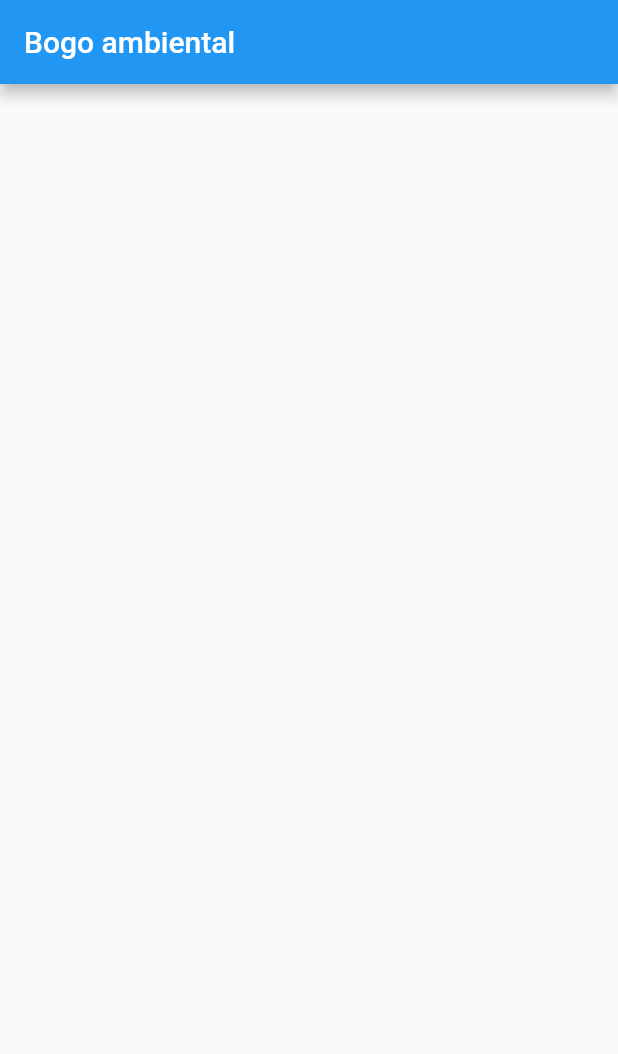
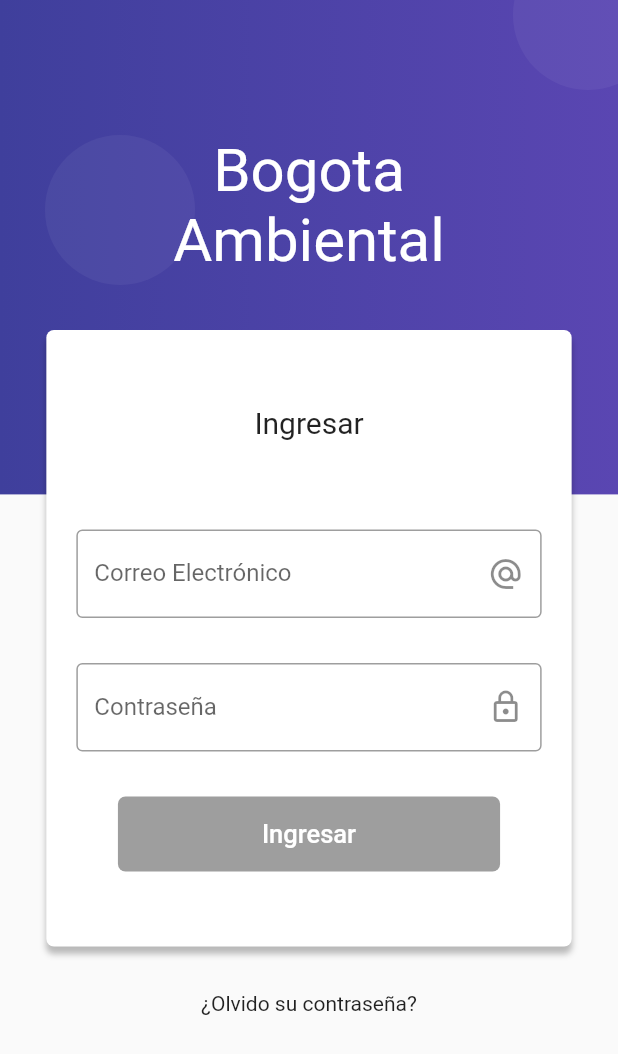
Before and after one commit to juannicolasvargas/bogo_ambiental_app_movil, a Flutter app: the screen it shows after launch, on a phone screen of 412 x 824 dp. Shown: the top 1054 px of the screen. Run offline on Flutter 3.47's test engine with Material 2 defaults, Android fonts, the phone set to English and light mode, and no system bars; our stand-ins replace rxdart.

Commit message:
create form login with validations

```diff
--- a/lib/main.dart
+++ b/lib/main.dart
@@ -1,21 +1,24 @@
+import 'package:bogo_ambiental_app_movil/src/blocs/provider.dart';
 import 'package:flutter/material.dart';
 
-import 'package:bogo_ambiental_app_movil/routes/routes.dart';
+import 'package:bogo_ambiental_app_movil/src/routes/routes.dart';
 
 void main() => runApp(MyApp());
 
 class MyApp extends StatelessWidget {
   @override
   Widget build(BuildContext context) {
-    return MaterialApp(
+    return Provider(
+      child: MaterialApp(
         debugShowCheckedModeBanner: false,
-      title: 'Flutter Demo',
+        title: 'Bogota ambiental',
         theme: ThemeData(
           primarySwatch: Colors.blue,
         ),
         routes: getRoutes(),
         initialRoute: 'login'
         // home: MyHomePage(title: 'Flutter Demo Home Page'),
+      )
     );
   }
 }
--- /dev/null
+++ b/lib/src/blocs/login_bloc.dart
@@ -0,0 +1,29 @@
+import 'dart:async';
+
+import 'package:bogo_ambiental_app_movil/src/validators/validators.dart';
+import 'package:rxdart/rxdart.dart';
+import 'package:rxdart/streams.dart';
+import 'package:rxdart/subjects.dart';
+
+class LoginBloc with Validators {
+
+  final _emailController = BehaviorSubject<String>();
+  final _passwordController = BehaviorSubject<String>();
+
+  // Recuperar los datos del Stream
+  Stream<String> get emailStream    => _emailController.stream.transform(validateEmail);
+  Stream<String> get passwordStream => _passwordController.stream.transform(validatePassword);
+
+  Stream<bool> get forValidStream =>
+    Observable.combineLatest2(emailStream, passwordStream, (e, p) => true);
+
+  // Insertar valores al Stream
+  Function(String) get changeEmail    => _emailController.sink.add;
+  Function(String) get changePassword => _passwordController.sink.add;
+
+  dispose() {
+    _emailController?.close();
+    _passwordController?.close();
+  }
+
+}
--- /dev/null
+++ b/lib/src/blocs/provider.dart
@@ -0,0 +1,18 @@
+import 'package:flutter/material.dart';
+
+import 'package:bogo_ambiental_app_movil/src/blocs/login_bloc.dart';
+export 'package:bogo_ambiental_app_movil/src/blocs/login_bloc.dart';
+
+class Provider extends InheritedWidget {
+  final loginBloc = LoginBloc();
+
+  Provider({Key key, Widget child})
+    : super(key: key, child: child);
+
+  @override
+  bool updateShouldNotify(InheritedWidget oldWidget) => true;
+
+  static LoginBloc of (BuildContext context) {
+    return (context.inheritFromWidgetOfExactType(Provider) as Provider).loginBloc;
+  }
+}
--- a/lib/routes/routes.dart
+++ b/lib/src/routes/routes.dart
@@ -1,6 +1,6 @@
 import 'package:flutter/material.dart';
 
-import 'package:bogo_ambiental_app_movil/views/login_view.dart';
+import 'package:bogo_ambiental_app_movil/src/views/login_view.dart';
 
 Map<String, WidgetBuilder> getRoutes() {
   return <String, WidgetBuilder>{
--- /dev/null
+++ b/lib/src/validators/validators.dart
@@ -0,0 +1,31 @@
+import 'dart:async';
+
+class Validators {
+
+  final validateEmail = StreamTransformer<String, String>.fromHandlers(
+    handleData: ( email, sink ) {
+
+      Pattern pattern = r'^(([^<>()[\]\\.,;:\s@\"]+(\.[^<>()[\]\\.,;:\s@\"]+)*)|(\".+\"))@((\[[0-9]{1,3}\.[0-9]{1,3}\.[0-9]{1,3}\.[0-9]{1,3}\])|(([a-zA-Z\-0-9]+\.)+[a-zA-Z]{2,}))$';
+      RegExp regExp   = new RegExp(pattern);
+
+      if ( regExp.hasMatch( email ) ) {
+        sink.add( email );
+      } else {
+        sink.addError('Email con formato incorrecto');
+      }
+
+    }
+  );
+
+  final validatePassword = StreamTransformer<String, String>.fromHandlers(
+    handleData: ( password, sink ) {
+
+      if ( password.length >= 6 ) {
+        sink.add( password );
+      } else {
+        sink.addError('minimo 6 caracteres');
+      }
+
+    }
+  );
+}
--- /dev/null
+++ b/lib/src/views/login_view.dart
@@ -0,0 +1,179 @@
+import 'package:bogo_ambiental_app_movil/src/blocs/provider.dart';
+import 'package:flutter/material.dart';
+
+class LoginView extends StatelessWidget {
+
+  final _styleName = TextStyle(color: Colors.white, fontSize: 40.0);
+
+  @override
+  Widget build(BuildContext context) {
+    return Scaffold(
+      body: Stack(
+        children: <Widget>[
+          _createBackground(context)
+      ],),
+    );
+  }
+
+  Widget _createBackground(BuildContext context) {
+
+    final size = MediaQuery.of(context).size;
+
+    return Stack(
+      children: <Widget>[
+        Container(
+          height: size.height * 0.4,
+          width: double.infinity,
+          decoration: BoxDecoration(
+            gradient: LinearGradient(
+               colors: <Color> [
+                 Color.fromRGBO(63, 63, 156, 1.0),
+                 Color.fromRGBO(90, 70, 178, 1.0),
+               ]
+            )
+          ),
+        ),
+        Positioned(child: _circleBackground(),top: 90.0,left: 30.0),
+        Positioned(child: _circleBackground(),top: -40.0,right: -30.0),
+        _createBackgroundTitle(),
+        _loginForm(size, context)
+      ],
+    );
+
+  }
+
+  Widget _loginForm(Size size, BuildContext context) {
+
+    final bloc = Provider.of(context);
+
+    return SingleChildScrollView(
+      child: Column(
+        children: <Widget>[
+          SafeArea(
+            child: Container(height: 190.0,),
+          ),
+          Container(
+            width: size.width * 0.85,
+            margin: EdgeInsets.symmetric(vertical: 30.0),
+            padding: EdgeInsets.symmetric(vertical: 50.0),
+            decoration: BoxDecoration(
+              color: Colors.white,
+              borderRadius: BorderRadius.circular(5.0),
+              boxShadow: <BoxShadow> [
+                BoxShadow(
+                  color: Colors.black26,
+                  blurRadius: 3.0,
+                  offset: Offset(0.0,5.0)
+                )
+              ]
+            ),
+            child: Column(
+              children: <Widget>[
+                Text('Ingresar', style: TextStyle(fontSize: 20.0)),
+                SizedBox(height: 60.0),
+                _createEmailInput(bloc),
+                SizedBox(height: 30.0),
+                _createPasswordInput(bloc),
+                SizedBox(height: 30.0),
+                _createButtonLogin(bloc)
+              ],
+            ),
+          ),
+          Text('¿Olvido su contraseña?'),
+          SizedBox(height: 100.0)
+        ],
+      ),
+    );
+  }
+
+  Widget _createBackgroundTitle() {
+    return Column(
+        children: <Widget>[
+          SizedBox(width: double.infinity, height: 90.0,),
+          Text('Bogota',style: _styleName),
+            Text('Ambiental',style: _styleName)
+        ],
+      );
+  }
+
+  Widget _circleBackground() {
+    return Container(
+      width: 100.0,
+      height: 100.0,
+      decoration: BoxDecoration(
+        borderRadius: BorderRadius.circular(100.0),
+        color: Color.fromRGBO(255, 255, 255, 0.05)
+      ),
+    );
+  }
+
+  Widget _createEmailInput(LoginBloc bloc) {
+
+    return StreamBuilder(
+      stream: bloc.emailStream ,
+      builder: (BuildContext context, AsyncSnapshot snapshot){
+        return Container(
+          margin: EdgeInsets.only(right: 20.0, left: 20.0),
+          child: TextField(
+            keyboardType: TextInputType.emailAddress,
+            decoration: InputDecoration(
+              border: OutlineInputBorder(),
+              hintText: 'ejemplo@correo.com',
+              labelText: 'Correo Electrónico',
+              suffixIcon: Icon(Icons.alternate_email),
+              errorText: snapshot.error
+            ),
+            onChanged: bloc.changeEmail,
+          ),
+        );
+      },
+    );
+
+
+  }
+
+  Widget _createPasswordInput(LoginBloc bloc) {
+
+    return StreamBuilder(
+      stream: bloc.passwordStream,
+      builder: (BuildContext context, AsyncSnapshot snapshot){
+        return Container(
+          margin: EdgeInsets.only(right: 20.0, left: 20.0),
+          child: TextField(
+            obscureText: true,
+            decoration: InputDecoration(
+              border: OutlineInputBorder(),
+              labelText: 'Contraseña',
+              suffixIcon: Icon(Icons.lock_outline),
+              errorText: snapshot.error
+            ),
+            onChanged: bloc.changePassword,
+          ),
+        );
+      },
+    );
+  }
+
+  Widget _createButtonLogin(LoginBloc bloc) {
+    return StreamBuilder(
+      stream: bloc.forValidStream ,
+      builder: (BuildContext context, AsyncSnapshot snapshot) {
+        return RaisedButton(
+          shape: RoundedRectangleBorder(
+            borderRadius: BorderRadius.circular(5.0),
+          ),
+          elevation: 0.0,
+          color: Color.fromRGBO(63, 63, 156, 1.0),
+          textColor: Colors.white,
+          onPressed: snapshot.hasData ? () {} : null,
+          child: Container(
+            padding: EdgeInsets.symmetric(horizontal: 80.0, vertical: 15.0),
+            child: Text('Ingresar', style: TextStyle(fontSize: 17.0),)
+          ),
+
+        );
+      },
+    );
+  }
+
+}
--- a/lib/views/login_view.dart
+++ /dev/null
@@ -1,10 +0,0 @@
-import 'package:flutter/material.dart';
-
-class LoginView extends StatelessWidget {
-  @override
-  Widget build(BuildContext context) {
-    return Scaffold(
-      appBar: AppBar(title: Text('Bogo ambiental'),),
-    );
-  }
-}
--- a/pubspec.yaml
+++ b/pubspec.yaml
@@ -23,6 +23,7 @@ dependencies:
   # The following adds the Cupertino Icons font to your application.
   # Use with the CupertinoIcons class for iOS style icons.
   cupertino_icons: ^0.1.2
+  rxdart: ^0.22.3
 
 dev_dependencies:
   flutter_test:
```
Also changed, not shown: pubspec.lock. Lines whose indentation alone changed are shown as unchanged.
